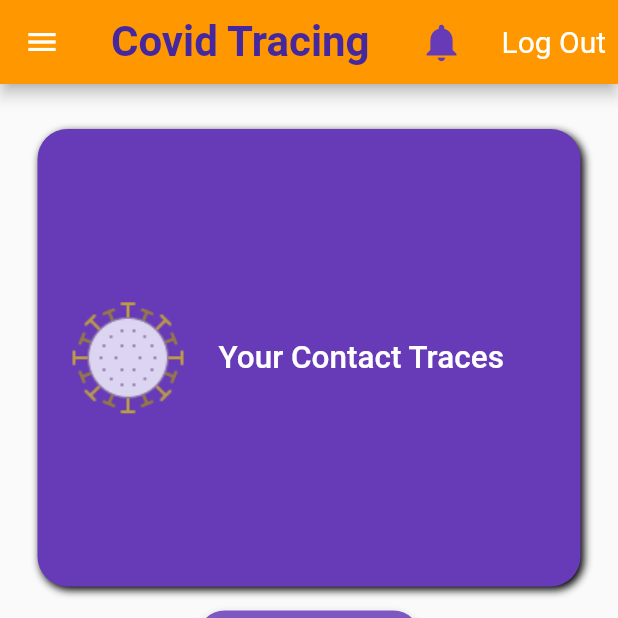
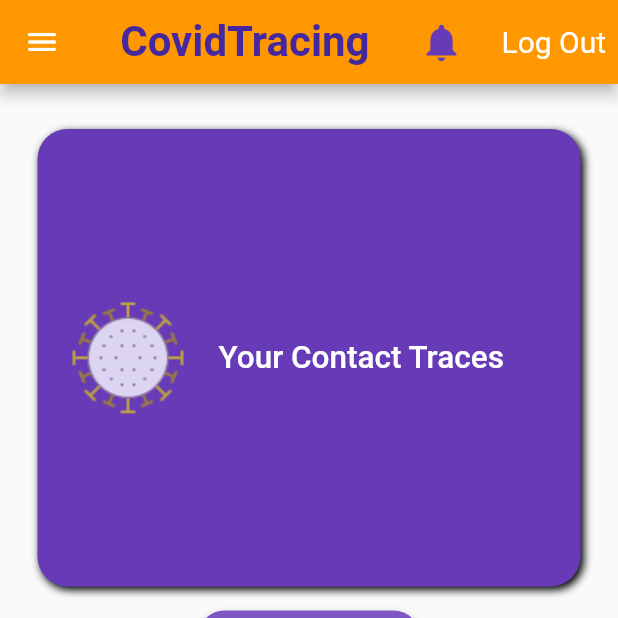
Before and after one commit to sudhanshu457/ABCP, a Flutter app: the NearbyInterface screen opened by its route, on a phone screen of 412 x 824 dp, the top half of it. Run offline on Flutter 3.47's test engine with Material 2 defaults, Android fonts, the phone set to English and light mode, and no system bars; our stand-ins replace cloud_firestore, firebase_auth, flutter_phoenix, location, modal_progress_hud; missing offline and left inert: geocoder, nearby_connections; accounts and stored records are empty.

Commit message:
Removed error

```diff
--- a/lib/screens/nearby_interface.dart
+++ b/lib/screens/nearby_interface.dart
@@ -121,7 +121,7 @@ class _NearbyInterfaceState extends State<NearbyInterface> {
       appBar: AppBar(
         centerTitle: true,
         title: Text(
-          'Covid Tracing',
+          'CovidTracing',
           style: TextStyle(
             color: Colors.deepPurple[800],
             fontWeight: FontWeight.bold,
```
Also changed, not shown: 1 other file.
